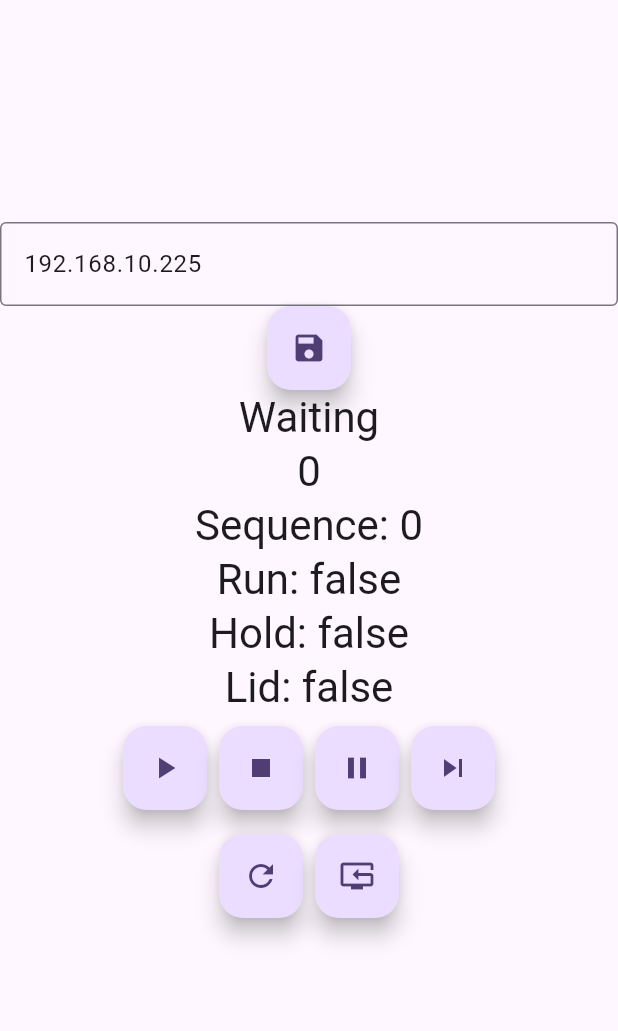
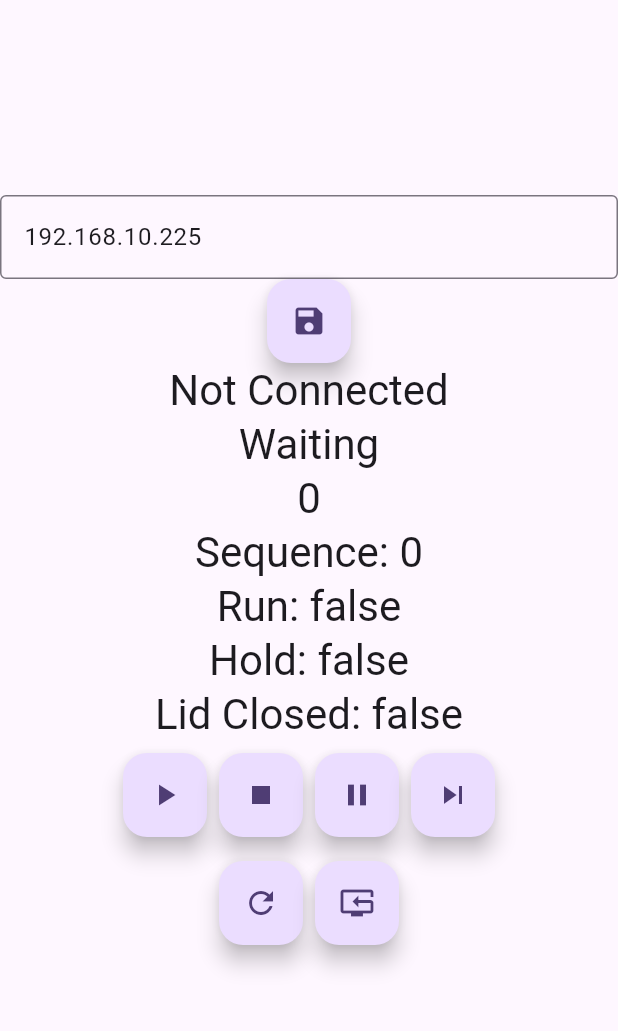
Before and after one commit to HuzaifaIrfan-Mobile/smart-washing-machine-app, a Flutter app: the screen it shows after launch, after a tap on the "refresh" icon, on a phone screen of 412 x 824 dp, the part 84-1115 px from its top. Run offline on Flutter 3.47's test engine with Material 2 defaults, Android fonts, the light colour scheme and no system bars; our stand-ins replace shared_preferences; network calls fail.

Commit message:
connected message

```diff
--- a/lib/washing_machine/washing_machine.dart
+++ b/lib/washing_machine/washing_machine.dart
@@ -42,6 +42,8 @@ class _MyHomePageState extends State<MyHomePage> {
   int task_sequence_pointer = 0;
   int task = 0;
   int count_down = 0;
+
+  String message = "Not Connected";
 
   Timer? timer;
 
@@ -100,13 +102,20 @@ class _MyHomePageState extends State<MyHomePage> {
           task_sequence_pointer = jsonResponse["task_sequence_pointer"];
           task = jsonResponse["task"];
           count_down = jsonResponse["count_down"];
+          message = "Connected";
         });
         debugPrint('$jsonResponse');
       } else {
         debugPrint('Request failed with status: ${response.statusCode}.');
+        setState(() {
+          message = "Not Connected";
+        });
       }
     } catch (e) {
       debugPrint('$e');
+      setState(() {
+        message = "Not Connected";
+      });
     }
   }
 
@@ -214,6 +223,10 @@ class _MyHomePageState extends State<MyHomePage> {
               child: const Icon(Icons.save),
             ),
             Text(
+              message,
+              style: Theme.of(context).textTheme.headlineMedium,
+            ),
+            Text(
               WASHING_MACHINE_TASKS_LABEL[task],
               style: Theme.of(context).textTheme.headlineMedium,
             ),
@@ -234,7 +247,7 @@ class _MyHomePageState extends State<MyHomePage> {
               style: Theme.of(context).textTheme.headlineMedium,
             ),
             Text(
-              "Lid: $is_lid_closed",
+              "Lid Closed: $is_lid_closed",
               style: Theme.of(context).textTheme.headlineMedium,
             ),
             Row(
```
